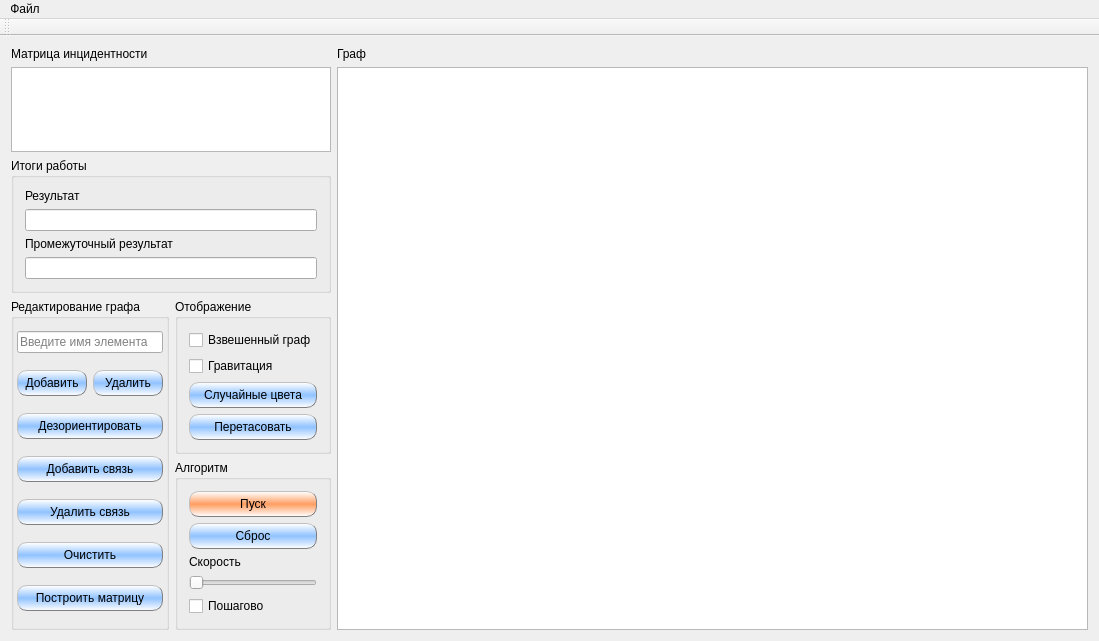
Before: the Qt Designer form Algorithms/L3/mainwindow.ui in SqrtMinusOne/SEM3_LABS, drawn with Qt 5.
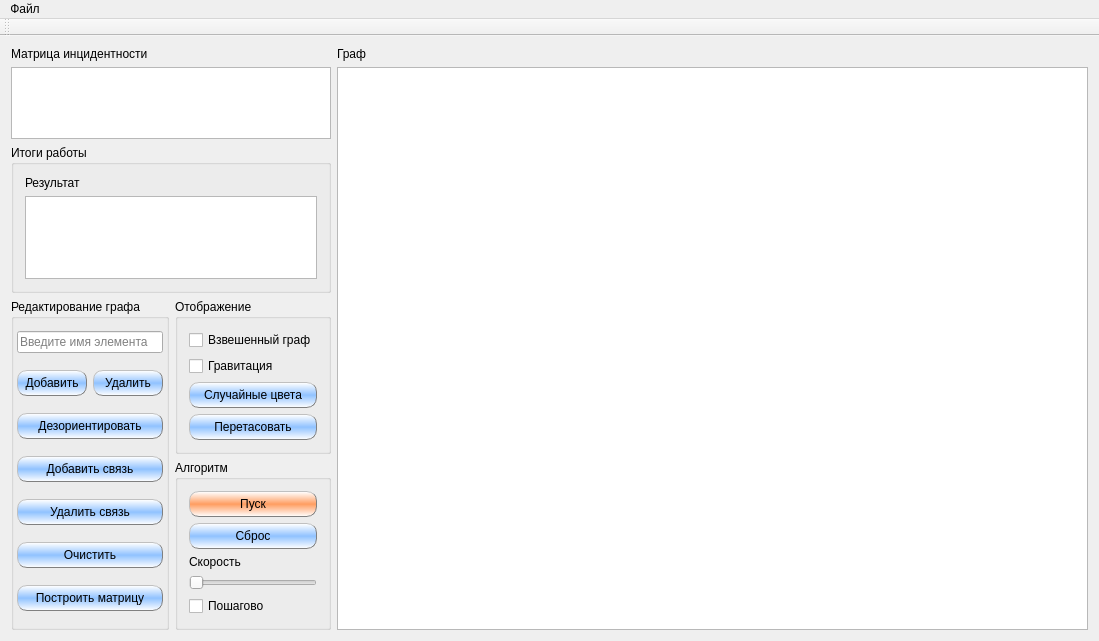
After: the same form once the commit is applied.

```diff
--- a/Algorithms/L3/mainwindow.ui
+++ b/Algorithms/L3/mainwindow.ui
@@ -75,22 +75,38 @@
           </widget>
          </item>
          <item>
-          <widget class="QLineEdit" name="resEdit">
-           <property name="readOnly">
-            <bool>true</bool>
+          <widget class="QTableWidget" name="resTableWidget">
+           <property name="minimumSize">
+            <size>
+             <width>0</width>
+             <height>83</height>
+            </size>
            </property>
-          </widget>
-         </item>
-         <item>
-          <widget class="QLabel" name="label_5">
-           <property name="text">
-            <string>Промежуточный результат</string>
+           <property name="baseSize">
+            <size>
+             <width>0</width>
+             <height>0</height>
+            </size>
            </property>
+           <property name="verticalScrollBarPolicy">
+            <enum>Qt::ScrollBarAlwaysOff</enum>
+           </property>
+           <property name="autoScroll">
+            <bool>false</bool>
+           </property>
+           <property name="rowCount">
+            <number>2</number>
+           </property>
+           <attribute name="horizontalHeaderVisible">
+            <bool>false</bool>
+           </attribute>
+           <attribute name="verticalHeaderVisible">
+            <bool>false</bool>
+           </attribute>
+           <row/>
+           <row/>
           </widget>
          </item>
-         <item>
-          <widget class="QLineEdit" name="stackEdit"/>
-         </item>
         </layout>
        </widget>
       </item>
```
